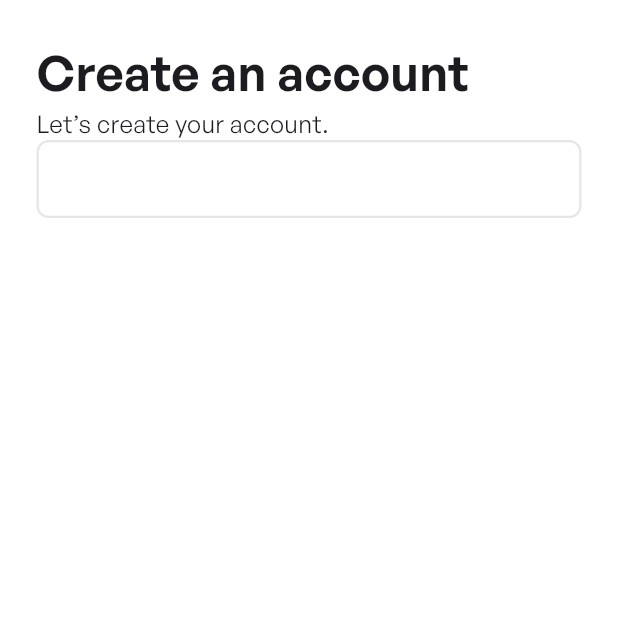
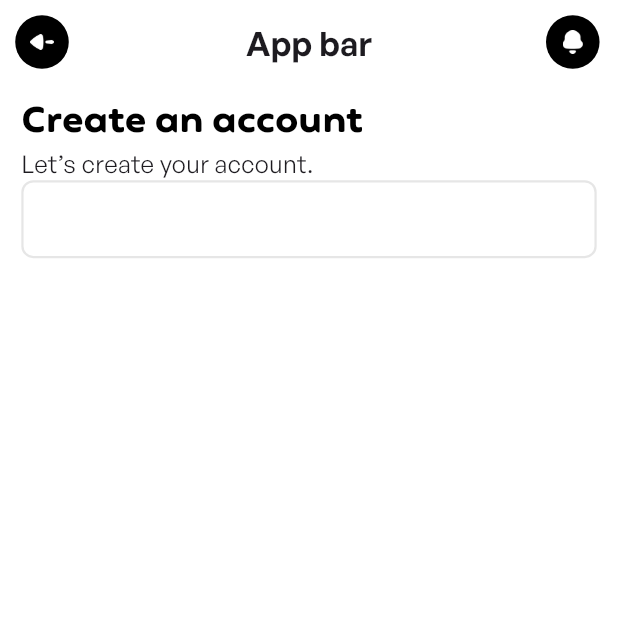
Before and after one commit to md-miyam/my_ecommerce, a Flutter app: the SignUpView screen opened by its route, on a phone screen of 412 x 824 dp, the top half of it. Run offline on Flutter 3.47's test engine with Material 3 defaults, Android fonts, the phone set to English and light mode, and no system bars; our stand-ins replace flutter_screenutil, get, google_nav_bar.

Commit message:
CustomAppBar, arroback, arroforward, added

```diff
--- a/lib/app/data/icon_path.dart
+++ b/lib/app/data/icon_path.dart
@@ -3,6 +3,7 @@ class IconPath {
   static const String profileIcon = '$baseUrl/profile_icon.png';
   static const String arrowBack = '$baseUrl/arrow_back.png';
   static const String arrowForward = '$baseUrl/arrow_forward.png';
+  static const String notificationIcon = '$baseUrl/notification_icon.png';
   static const String cartIcon = '$baseUrl/cart_icon.png';
   static const String homeIcon = '$baseUrl/home_icon.png';
   static const String savedIcon = '$baseUrl/saved_icon.png';
--- /dev/null
+++ b/lib/app/modules/all_common_widgets/custom_app_bar.dart
@@ -0,0 +1,29 @@
+import 'package:flutter/material.dart';
+import '../../data/app_colors.dart';
+import '../../data/app_text_styles.dart';
+import 'custom_arrow_back_button.dart';
+
+class CustomAppBar extends StatelessWidget implements PreferredSizeWidget {
+  final String? title;
+  final bool? centerTitle;
+  final List<Widget>? actions;
+
+  const CustomAppBar({super.key, this.title, this.actions, this.centerTitle});
+
+  @override
+  Widget build(BuildContext context) {
+    return AppBar(
+      backgroundColor: AppColors.whiteColor,
+      elevation: 0,
+      scrolledUnderElevation: 0,
+      surfaceTintColor: Colors.transparent,
+      leading: CustomArrowBackButton(),
+      title: Text(title ?? '', style: AppTextStyles.bold22),
+      centerTitle: centerTitle ??  true,
+      actions: actions,
+    );
+  }
+
+  @override
+  Size get preferredSize => const Size.fromHeight(kToolbarHeight);
+}
--- /dev/null
+++ b/lib/app/modules/all_common_widgets/custom_arrow_back_button.dart
@@ -0,0 +1,28 @@
+import 'package:flutter/material.dart';
+import 'package:flutter_screenutil/flutter_screenutil.dart';
+import 'package:get/get.dart';
+import 'package:my_ecommerce/app/data/app_colors.dart';
+import '../../data/icon_path.dart';
+
+class CustomArrowBackButton extends StatelessWidget {
+  const CustomArrowBackButton({super.key});
+
+  @override
+  Widget build(BuildContext context) {
+    return Padding(
+      padding: EdgeInsets.all(10.sp),
+      child: InkWell(
+        onTap: (){
+          Get.back();
+        },
+        child: CircleAvatar(
+          backgroundColor: AppColors.blackColor,
+          child: Padding(
+            padding: EdgeInsets.all(10.sp),
+            child: Image.asset(IconPath.arrowBack),
+          ),
+        ),
+      ),
+    );
+  }
+}
--- /dev/null
+++ b/lib/app/modules/all_common_widgets/custom_arrow_forward_button.dart
@@ -0,0 +1,27 @@
+import 'package:flutter/material.dart';
+import 'package:flutter_screenutil/flutter_screenutil.dart';
+import 'package:my_ecommerce/app/data/app_colors.dart';
+import '../../data/icon_path.dart';
+
+class CustomArrowForwardButton extends StatelessWidget {
+  final void Function()? onTap;
+
+  const CustomArrowForwardButton({super.key, this.onTap});
+
+  @override
+  Widget build(BuildContext context) {
+    return Padding(
+      padding: EdgeInsets.all(10.sp),
+      child: InkWell(
+        onTap: onTap,
+        child: CircleAvatar(
+          backgroundColor: AppColors.blackColor,
+          child: Padding(
+            padding: EdgeInsets.all(10.sp),
+            child: Image.asset(IconPath.arrowForward),
+          ),
+        ),
+      ),
+    );
+  }
+}
--- /dev/null
+++ b/lib/app/modules/all_common_widgets/custom_notification_button.dart
@@ -0,0 +1,27 @@
+import 'package:flutter/material.dart';
+import 'package:flutter_screenutil/flutter_screenutil.dart';
+import 'package:my_ecommerce/app/data/app_colors.dart';
+import '../../data/icon_path.dart';
+
+class CustomNotificationButton extends StatelessWidget {
+  final void Function()? onTap;
+
+  const CustomNotificationButton({super.key, this.onTap});
+
+  @override
+  Widget build(BuildContext context) {
+    return Padding(
+      padding: EdgeInsets.all(10.sp),
+      child: InkWell(
+        onTap: onTap,
+        child: CircleAvatar(
+          backgroundColor: AppColors.blackColor,
+          child: Padding(
+            padding: EdgeInsets.all(10.sp),
+            child: Image.asset(IconPath.notificationIcon),
+          ),
+        ),
+      ),
+    );
+  }
+}
--- a/lib/app/modules/sign_up/views/sign_up_view.dart
+++ b/lib/app/modules/sign_up/views/sign_up_view.dart
@@ -3,6 +3,8 @@ import 'package:flutter_screenutil/flutter_screenutil.dart';
 import 'package:get/get.dart';
 import 'package:my_ecommerce/app/data/app_text_styles.dart';
 import 'package:my_ecommerce/app/data/icon_path.dart';
+import 'package:my_ecommerce/app/modules/all_common_widgets/custom_notification_button.dart';
+import '../../all_common_widgets/custom_app_bar.dart';
 import '../../all_common_widgets/custom_button.dart';
 import '../../all_common_widgets/custom_text_field.dart';
 import '../controllers/sign_up_controller.dart';
@@ -13,13 +15,23 @@ class SignUpView extends GetView<SignUpController> {
   @override
   Widget build(BuildContext context) {
     return Scaffold(
-      body: Padding(
-        padding: EdgeInsets.all(24.sp),
-        child: SafeArea(
+      appBar: CustomAppBar(
+        title: "App bar",
+        actions: [
+          CustomNotificationButton(
+            onTap: (){
+
+            },
+          )
+        ],
+      ),
+      body: SafeArea(
+        child: Padding(
+          padding: EdgeInsets.symmetric(horizontal: 14.sp,vertical: 6.sp),
           child: Column(
             crossAxisAlignment: CrossAxisAlignment.start,
             children: [
-              Text('Create an account', style: AppTextStyles.bold32),
+              Text('Create an account', style: AppTextStyles.featherBold24),
               Text(
                 "Let’s create your account.",
                 style: AppTextStyles.regular16,
```
Also changed, not shown: assets/icons/notification_icon.png (added), lib/app/modules/all_common_widgets/custom_divider.dart (added).
